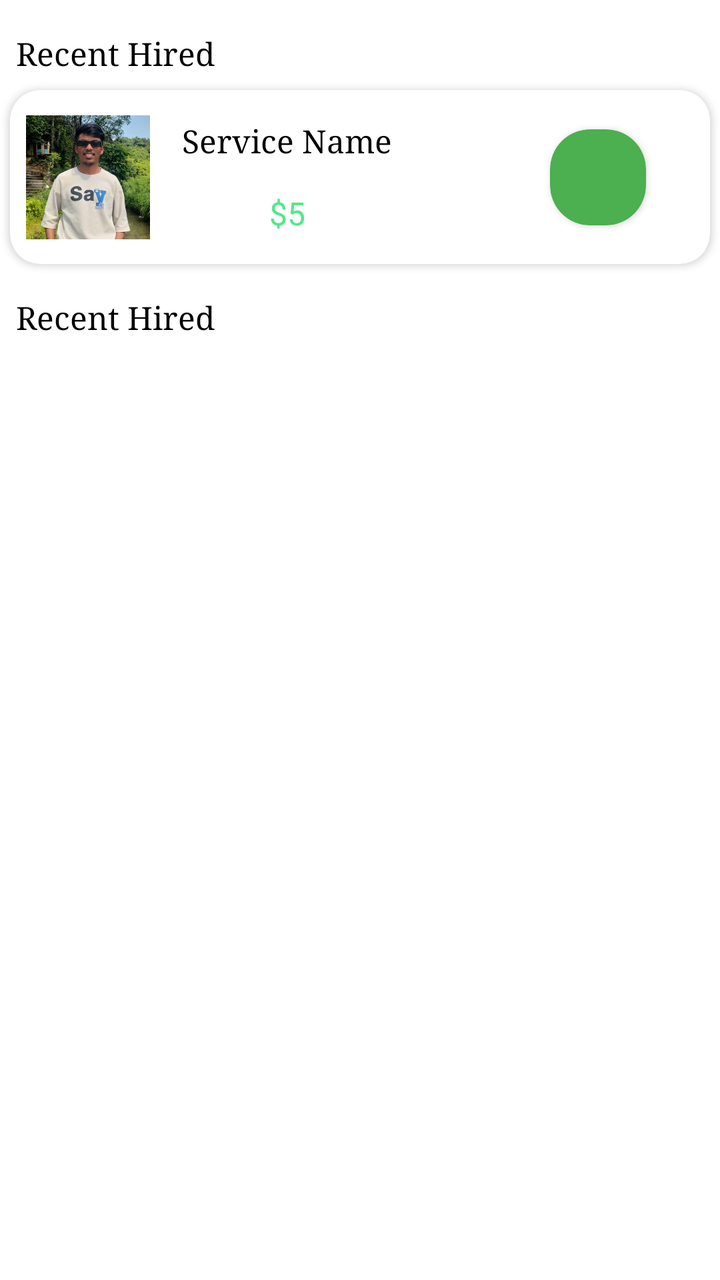
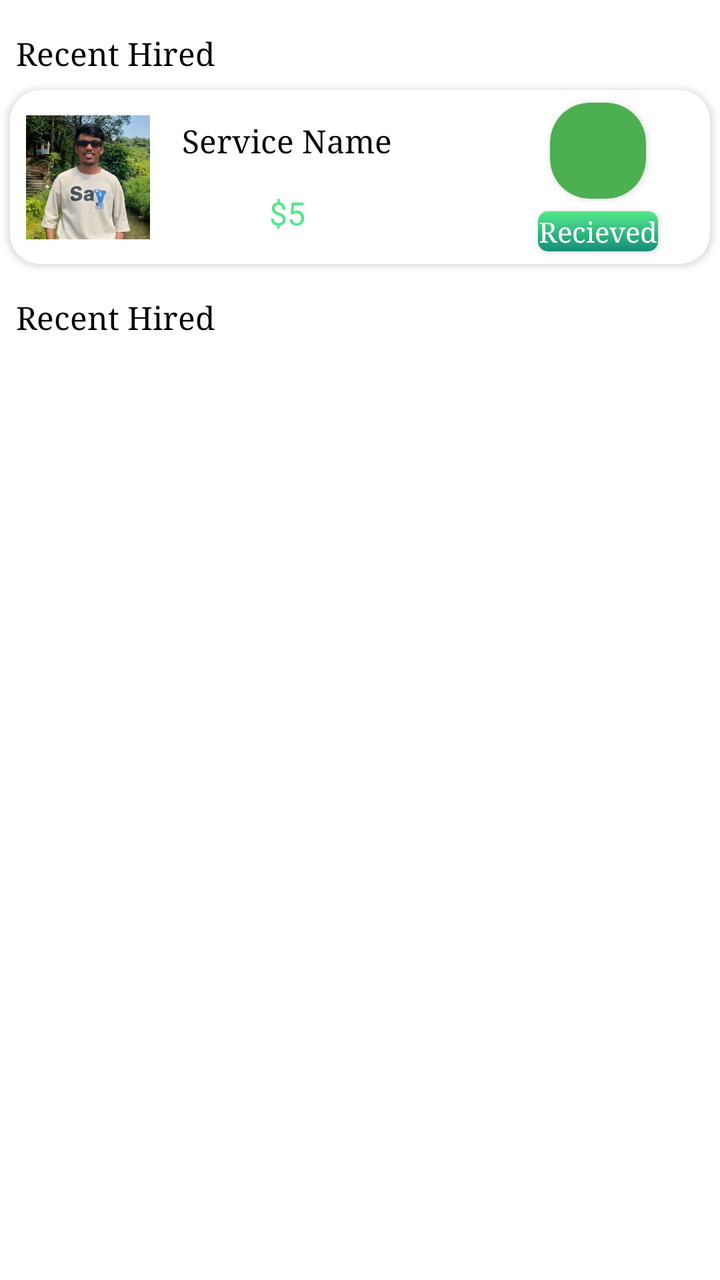

Before-and-after screenshots of an Android layout around one commit, followed by the original layout XML and the change that was made.
<!-- AndroidManifest.xml: application theme Theme.ServiceProvider -->
<!-- res/layout/fragment_history.xml -->
<?xml version="1.0" encoding="utf-8"?>
<FrameLayout xmlns:android="http://schemas.android.com/apk/res/android"
    xmlns:app="http://schemas.android.com/apk/res-auto"
    xmlns:tools="http://schemas.android.com/tools"
    android:background="@color/white"
    android:layout_width="match_parent"
    android:layout_height="match_parent"
    tools:context=".Fragment.HistoryFragment">

    <androidx.constraintlayout.widget.ConstraintLayout
        android:layout_width="match_parent"
        android:layout_height="match_parent">

        <TextView
            android:id="@+id/textView25"
            android:layout_width="wrap_content"
            android:layout_height="wrap_content"
            android:layout_marginStart="8dp"
            android:layout_marginTop="16dp"
            android:fontFamily="serif"
            android:text="Recent Hired"
            android:textSize="16sp"
            android:textColor="@color/black"
            app:layout_constraintStart_toStartOf="parent"
            app:layout_constraintTop_toTopOf="parent" />

        <androidx.cardview.widget.CardView
            android:id="@+id/cardView2"
            android:layout_width="350dp"
            android:layout_height="87dp"
            android:layout_marginStart="8dp"
            android:layout_marginTop="8dp"
            android:layout_marginEnd="8dp"
            app:cardCornerRadius="15dp"
            app:layout_constraintEnd_toEndOf="parent"
            app:layout_constraintStart_toStartOf="parent"
            app:layout_constraintTop_toBottomOf="@+id/textView25">

            <androidx.constraintlayout.widget.ConstraintLayout
                android:layout_width="match_parent"
                android:layout_height="match_parent">

                <ImageView
                    android:id="@+id/hireAgainServiceImage"
                    android:layout_width="62dp"
                    android:layout_height="62dp"
                    android:layout_marginStart="8dp"
                    android:layout_marginTop="8dp"
                    android:layout_marginBottom="8dp"
                    android:src="@drawable/sujal"
                    app:layout_constraintBottom_toBottomOf="parent"
                    app:layout_constraintStart_toStartOf="parent"
                    app:layout_constraintTop_toTopOf="parent" />

                <TextView
                    android:id="@+id/hireAgainServiceName"
                    android:layout_width="wrap_content"
                    android:layout_height="wrap_content"
                    android:layout_marginStart="16dp"
                    android:fontFamily="serif"
                    android:text="Service Name"
                    android:textColor="@color/black"
                    android:textSize="16sp"
                    app:layout_constraintBottom_toTopOf="@+id/hireAgainServicePrice"
                    app:layout_constraintStart_toEndOf="@+id/hireAgainServiceImage"
                    app:layout_constraintTop_toTopOf="parent" />

                <TextView
                    android:id="@+id/hireAgainServicePrice"
                    android:layout_width="wrap_content"
                    android:layout_height="wrap_content"
                    android:text="$5"
                    android:textColor="@color/start"
                    app:layout_constraintBottom_toBottomOf="parent"
                    app:layout_constraintEnd_toEndOf="@+id/hireAgainServiceName"
                    app:layout_constraintHorizontal_bias="0.5"
                    android:textSize="16sp"
                    app:layout_constraintStart_toStartOf="@+id/hireAgainServiceName"
                    app:layout_constraintTop_toBottomOf="@+id/hireAgainServiceName" />

                <androidx.cardview.widget.CardView
                    android:id="@+id/orderStatus"
                    android:layout_width="48dp"
                    android:layout_height="48dp"
                    android:layout_marginEnd="32dp"
                    app:cardBackgroundColor="#4CAF50"
                    app:cardCornerRadius="20dp"
                    app:layout_constraintBottom_toBottomOf="parent"
                    app:layout_constraintEnd_toEndOf="parent"
                    app:layout_constraintTop_toTopOf="parent" />
            </androidx.constraintlayout.widget.ConstraintLayout>

        </androidx.cardview.widget.CardView>

        <TextView
            android:id="@+id/textView28"
            android:layout_width="wrap_content"
            android:layout_height="wrap_content"
            android:layout_marginStart="8dp"
            android:layout_marginTop="16dp"
            android:fontFamily="serif"
            android:text="Recent Hired"
            android:textSize="16sp"
            android:textColor="@color/black"
            app:layout_constraintStart_toStartOf="parent"
            app:layout_constraintTop_toBottomOf="@+id/cardView2" />

        <androidx.recyclerview.widget.RecyclerView
            android:id="@+id/HireAgainRecyclerView"
            android:layout_width="match_parent"
            android:layout_height="0dp"
            android:layout_marginTop="16dp"
            tools:listitem="@layout/hire_again_item"
            app:layout_constraintBottom_toBottomOf="parent"
            app:layout_constraintEnd_toEndOf="parent"
            app:layout_constraintStart_toStartOf="parent"
            app:layout_constraintTop_toBottomOf="@+id/textView28" />
    </androidx.constraintlayout.widget.ConstraintLayout>
</FrameLayout>
<!-- res/layout/hire_again_item.xml (included above) -->
<?xml version="1.0" encoding="utf-8"?>
<androidx.constraintlayout.widget.ConstraintLayout xmlns:android="http://schemas.android.com/apk/res/android"
    xmlns:app="http://schemas.android.com/apk/res-auto"
    android:background="@color/white"
    android:layout_width="match_parent"
    android:layout_height="wrap_content">

    <androidx.cardview.widget.CardView
        android:id="@+id/cardView2"
        android:layout_width="350dp"
        android:layout_height="87dp"
        android:layout_marginStart="8dp"
        android:layout_marginTop="8dp"
        android:layout_marginEnd="8dp"
        android:layout_marginBottom="8dp"
        app:cardCornerRadius="15dp"
        app:layout_constraintBottom_toBottomOf="parent"
        app:layout_constraintEnd_toEndOf="parent"
        app:layout_constraintStart_toStartOf="parent"
        app:layout_constraintTop_toTopOf="parent">

        <androidx.constraintlayout.widget.ConstraintLayout
            android:layout_width="match_parent"
            android:layout_height="match_parent">

            <ImageView
                android:id="@+id/hireAgainServiceImage"
                android:layout_width="62dp"
                android:layout_height="62dp"
                android:layout_marginStart="8dp"
                android:layout_marginTop="8dp"
                android:layout_marginBottom="8dp"
                android:src="@drawable/sujal"
                app:layout_constraintBottom_toBottomOf="parent"
                app:layout_constraintStart_toStartOf="parent"
                app:layout_constraintTop_toTopOf="parent" />

            <TextView
                android:id="@+id/hireAgainServiceName"
                android:layout_width="wrap_content"
                android:layout_height="wrap_content"
                android:layout_marginStart="16dp"
                android:fontFamily="serif"
                android:text="Service Name"
                android:textColor="@color/black"
                android:textSize="16sp"
                app:layout_constraintBottom_toTopOf="@+id/hireAgainServicePrice"
                app:layout_constraintStart_toEndOf="@+id/hireAgainServiceImage"
                app:layout_constraintTop_toTopOf="parent" />

            <TextView
                android:id="@+id/hireAgainServicePrice"
                android:layout_width="wrap_content"
                android:layout_height="wrap_content"
                android:text="$5"
                android:textColor="@color/start"
                android:textSize="20sp"
                app:layout_constraintBottom_toBottomOf="parent"
                app:layout_constraintEnd_toEndOf="@+id/hireAgainServiceName"
                app:layout_constraintHorizontal_bias="0.5"
                app:layout_constraintStart_toStartOf="@+id/hireAgainServiceName"
                app:layout_constraintTop_toBottomOf="@+id/hireAgainServiceName" />

            <androidx.appcompat.widget.AppCompatButton
                android:id="@+id/orderStatus"
                android:layout_width="85dp"
                android:layout_height="48dp"
                android:layout_marginEnd="32dp"
                android:background="@drawable/addtocartshape"
                android:fontFamily="serif"
                android:text="Hire Again"
                android:textAllCaps="false"
                android:textColor="@color/white"
                android:textSize="14sp"
                app:layout_constraintBottom_toBottomOf="parent"
                app:layout_constraintEnd_toEndOf="parent"
                app:layout_constraintTop_toTopOf="parent" />
        </androidx.constraintlayout.widget.ConstraintLayout>

    </androidx.cardview.widget.CardView>
</androidx.constraintlayout.widget.ConstraintLayout>
<!-- resources referenced by this layout -->
<resources>
  <color name="black">#FF000000</color>
  <color name="start">#53E88B</color>
  <color name="white">#FFFFFFFF</color>
  <!-- drawable addtocartshape (drawable) -->
  <?xml version="1.0" encoding="utf-8"?>
  <shape xmlns:android="http://schemas.android.com/apk/res/android">
  <corners android:radius="5dp"/>
      <gradient android:startColor="@color/start"
          android:endColor="@color/end" android:angle="-45"/>
  </shape>
  <!-- drawable sujal: jpeg bitmap (drawable, 40928 bytes) -->
  <style name="Theme.ServiceProvider" parent="Base.Theme.ServiceProvider" />
  <color name="end">#158E77</color>
  <style name="Base.Theme.ServiceProvider" parent="Theme.Material3.DayNight.NoActionBar">
          
          
      </style>
</resources>

<!-- the commit's change to res/layout/fragment_history.xml (unified diff, before → after) -->
@@ -83,11 +83,28 @@
                     android:layout_width="48dp"
                     android:layout_height="48dp"
                     android:layout_marginEnd="32dp"
+
                     app:cardBackgroundColor="#4CAF50"
                     app:cardCornerRadius="20dp"
+                    app:layout_constraintBottom_toTopOf="@+id/recievedButton"
+                    app:layout_constraintEnd_toEndOf="parent"
+                    app:layout_constraintTop_toTopOf="parent"
+                    app:layout_constraintVertical_bias="0.076"></androidx.cardview.widget.CardView>
+
+                <androidx.appcompat.widget.AppCompatButton
+                    android:id="@+id/recievedButton"
+                    android:layout_width="60dp"
+                    android:layout_height="20dp"
+                    android:background="@drawable/addtocartshape"
+                    android:fontFamily="serif"
+                    android:text="Recieved"
+                    android:textAllCaps="false"
+                    android:textColor="@color/white"
                     app:layout_constraintBottom_toBottomOf="parent"
-                    app:layout_constraintEnd_toEndOf="parent"
-                    app:layout_constraintTop_toTopOf="parent" />
+                    app:layout_constraintEnd_toEndOf="@+id/orderStatus"
+                    app:layout_constraintHorizontal_bias="0.5"
+                    app:layout_constraintStart_toStartOf="@+id/orderStatus"
+                    app:layout_constraintTop_toBottomOf="@+id/orderStatus" />
             </androidx.constraintlayout.widget.ConstraintLayout>
 
         </androidx.cardview.widget.CardView>
